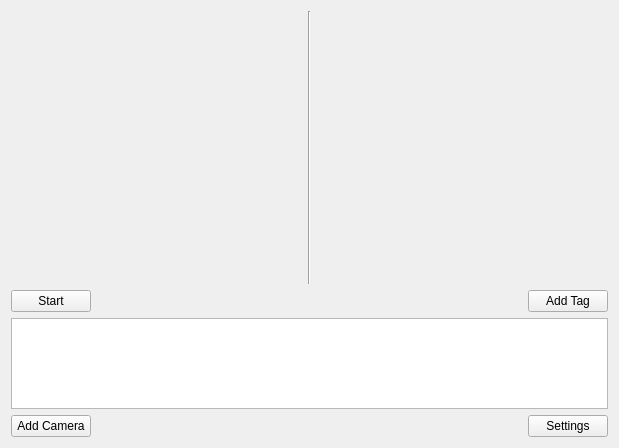
Netmisha/observer, file Observer/videotag.ui: the form before one commit.
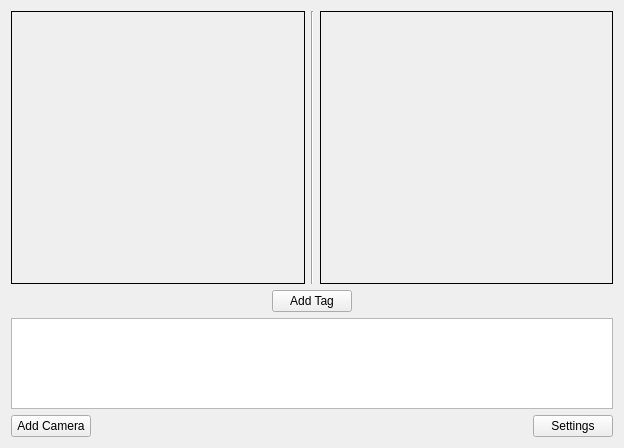
The form after the commit.

What changed in the file:
```diff
--- a/Observer/videotag.ui
+++ b/Observer/videotag.ui
@@ -6,20 +6,29 @@
    <rect>
     <x>0</x>
     <y>0</y>
-    <width>619</width>
+    <width>624</width>
     <height>448</height>
    </rect>
   </property>
   <property name="windowTitle">
    <string>Form</string>
   </property>
-  <layout class="QVBoxLayout" name="verticalLayout_2">
+  <layout class="QHBoxLayout" name="horizontalLayout_4">
    <item>
     <layout class="QVBoxLayout" name="verticalLayout" stretch="3,0,1,0">
      <item>
       <layout class="QHBoxLayout" name="horizontalLayout">
        <item>
         <widget class="QLabel" name="MainVideo">
+         <property name="sizePolicy">
+          <sizepolicy hsizetype="Ignored" vsizetype="Ignored">
+           <horstretch>0</horstretch>
+           <verstretch>0</verstretch>
+          </sizepolicy>
+         </property>
+         <property name="frameShape">
+          <enum>QFrame::Box</enum>
+         </property>
          <property name="text">
           <string/>
          </property>
@@ -34,6 +43,15 @@
        </item>
        <item>
         <widget class="QLabel" name="TagVideo">
+         <property name="sizePolicy">
+          <sizepolicy hsizetype="Ignored" vsizetype="Ignored">
+           <horstretch>0</horstretch>
+           <verstretch>0</verstretch>
+          </sizepolicy>
+         </property>
+         <property name="frameShape">
+          <enum>QFrame::Box</enum>
+         </property>
          <property name="text">
           <string/>
          </property>
@@ -43,16 +61,6 @@
      </item>
      <item>
       <layout class="QHBoxLayout" name="horizontalLayout_2">
-       <item>
-        <widget class="QPushButton" name="Start">
-         <property name="text">
-          <string>Start</string>
-         </property>
-         <property name="flat">
-          <bool>false</bool>
-         </property>
-        </widget>
-       </item>
        <item>
         <spacer name="horizontalSpacer">
          <property name="orientation">
@@ -73,6 +81,19 @@
          </property>
         </widget>
        </item>
+       <item>
+        <spacer name="horizontalSpacer_3">
+         <property name="orientation">
+          <enum>Qt::Horizontal</enum>
+         </property>
+         <property name="sizeHint" stdset="0">
+          <size>
+           <width>40</width>
+           <height>20</height>
+          </size>
+         </property>
+        </spacer>
+       </item>
       </layout>
      </item>
      <item>
```
